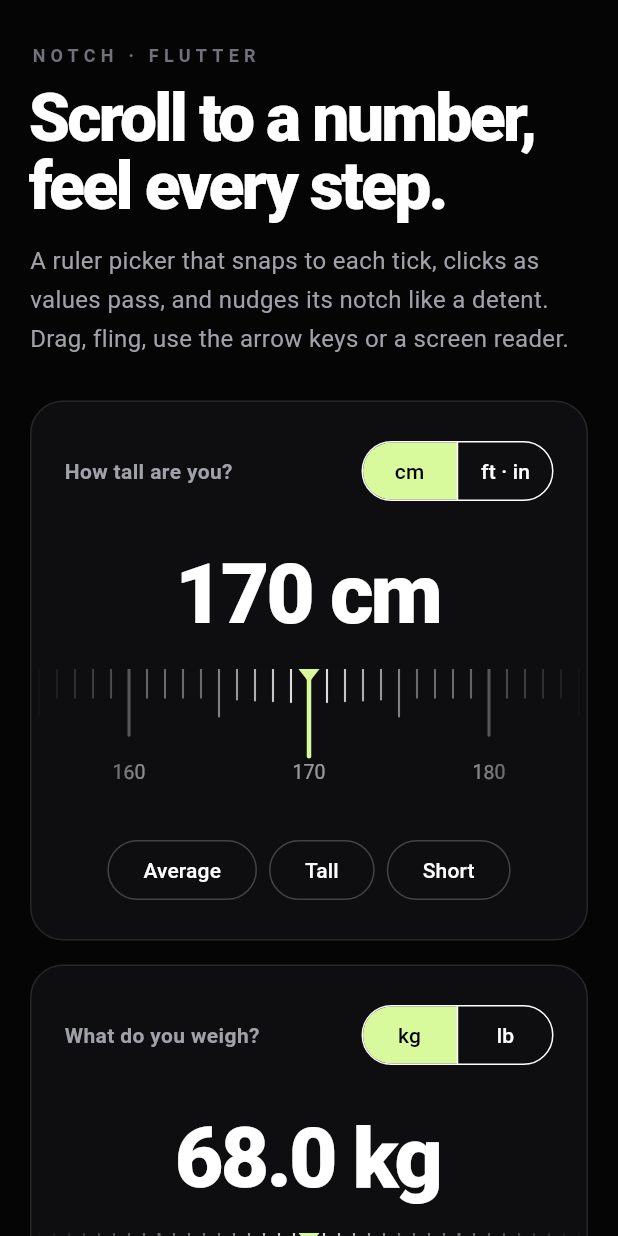
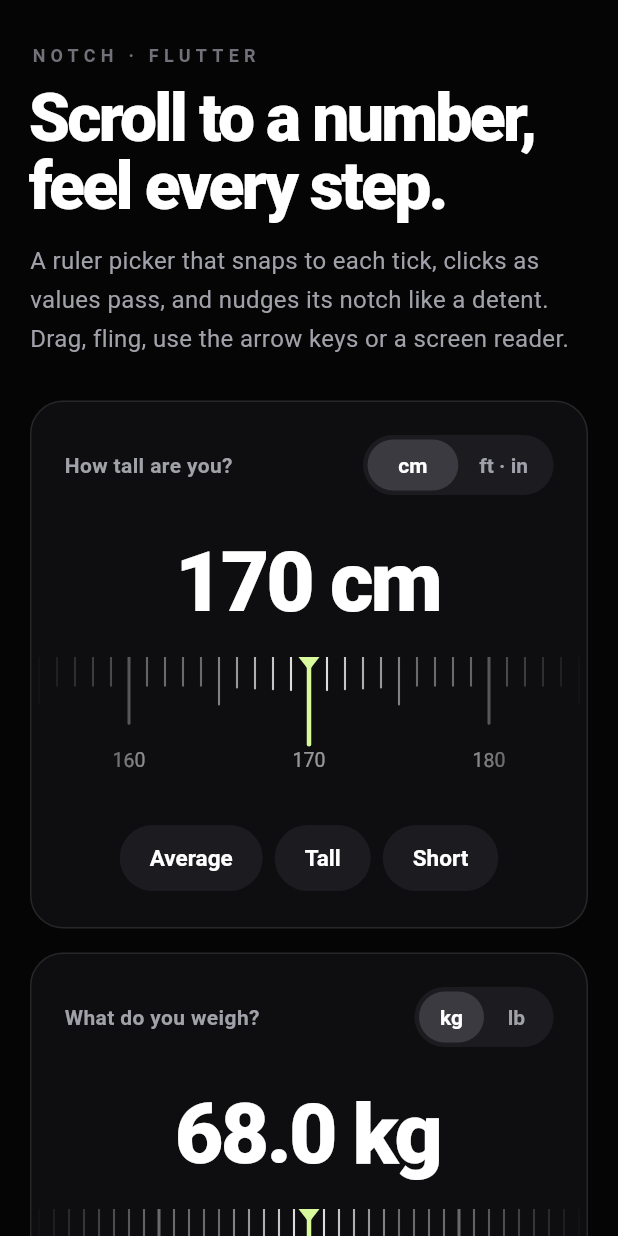
Before and after one commit to YagnikBarasiya23/notch_ruler_picker, a Flutter app: the screen it shows after launch, on a phone screen of 412 x 824 dp. Run offline on Flutter 3.47's test engine with Material 3 defaults, Android fonts, the phone set to English and light mode, and no system bars.

Commit message:
Restyle the demo: segmented control, pill buttons, edge-to-edge

```diff
--- /dev/null
+++ b/example/lib/controls.dart
@@ -0,0 +1,189 @@
+// Demo controls shared by every component demo: a segmented control with a
+// sliding thumb, pill buttons and colour swatches. Each demo keeps its own copy.
+import 'package:flutter/cupertino.dart';
+import 'package:flutter/material.dart';
+
+const kTrack = Color(0xFF1C1C20);
+const kThumb = Color(0xFF3A3A40);
+const kControlMuted = Color(0xFFA1A1AA);
+const _disabledBg = Color(0xFF26262A);
+const _disabledFg = Color(0xFF71717A);
+
+/// Slider and switch colours to match the controls below.
+ThemeData demoControlsTheme(ThemeData base) => base.copyWith(
+  sliderTheme: const SliderThemeData(
+    activeTrackColor: Colors.white,
+    inactiveTrackColor: kTrack,
+    thumbColor: Colors.white,
+    overlayColor: Color(0x14FFFFFF),
+    trackHeight: 4,
+  ),
+);
+
+/// An iOS-style segmented control. The thumb slides to the selected segment;
+/// with no selection it hides, which suits segments that are actions.
+class Segmented<T> extends StatelessWidget {
+  const Segmented({super.key, required this.segments, required this.selected, required this.onChanged, this.expand = false});
+
+  final Map<T, String> segments;
+  final T? selected;
+  final ValueChanged<T>? onChanged;
+
+  /// Fill the available width instead of sizing to the longest label.
+  final bool expand;
+
+  @override
+  Widget build(BuildContext context) {
+    final keys = segments.keys.toList();
+    final index = selected == null ? -1 : keys.indexOf(selected as T);
+    final enabled = onChanged != null;
+    final reduceMotion = MediaQuery.maybeDisableAnimationsOf(context) ?? false;
+    final x = keys.length < 2 ? 0.0 : -1 + 2 * (index < 0 ? 0 : index) / (keys.length - 1);
+
+    Widget control = Container(
+      height: 40,
+      padding: const EdgeInsets.all(3),
+      decoration: const ShapeDecoration(color: kTrack, shape: StadiumBorder()),
+      child: Stack(
+        children: [
+          AnimatedAlign(
+            alignment: Alignment(x, 0),
+            duration: reduceMotion ? Duration.zero : const Duration(milliseconds: 260),
+            curve: Curves.easeOutCubic,
+            child: FractionallySizedBox(
+              widthFactor: 1 / keys.length,
+              heightFactor: 1,
+              child: AnimatedOpacity(
+                opacity: index < 0 ? 0 : 1,
+                duration: const Duration(milliseconds: 160),
+                child: const DecoratedBox(decoration: ShapeDecoration(color: kThumb, shape: StadiumBorder())),
+              ),
+            ),
+          ),
+          Row(
+            children: [
+              for (final (i, key) in keys.indexed)
+                Expanded(
+                  child: Semantics(
+                    button: true,
+                    selected: i == index,
+                    enabled: enabled,
+                    child: GestureDetector(
+                      behavior: HitTestBehavior.opaque,
+                      onTap: enabled ? () => onChanged!(key) : null,
+                      child: Center(
+                        child: Padding(
+                          padding: const EdgeInsets.symmetric(horizontal: 14),
+                          child: AnimatedDefaultTextStyle(
+                            duration: const Duration(milliseconds: 160),
+                            style: TextStyle(
+                              fontSize: 14,
+                              fontWeight: FontWeight.w600,
+                              color: !enabled ? _disabledFg : (i == index ? Colors.white : kControlMuted),
+                            ),
+                            child: Text(segments[key]!, maxLines: 1),
+                          ),
+                        ),
+                      ),
+                    ),
+                  ),
+                ),
+            ],
+          ),
+        ],
+      ),
+    );
+    if (!expand) control = IntrinsicWidth(child: control);
+    return control;
+  }
+}
+
+/// A pill button: white when [primary], a dark glass pill otherwise.
+class PillButton extends StatelessWidget {
+  const PillButton({super.key, required this.label, required this.onPressed, this.primary = false, this.expand = false});
+
+  final String label;
+  final VoidCallback? onPressed;
+  final bool primary;
+  final bool expand;
+
+  @override
+  Widget build(BuildContext context) {
+    final button = FilledButton(
+      onPressed: onPressed,
+      style: FilledButton.styleFrom(
+        backgroundColor: primary ? Colors.white : kTrack,
+        foregroundColor: primary ? const Color(0xFF0B0B0D) : Colors.white,
+        disabledBackgroundColor: _disabledBg,
+        disabledForegroundColor: _disabledFg,
+        shape: const StadiumBorder(),
+        minimumSize: const Size(0, 44),
+        padding: const EdgeInsets.symmetric(horizontal: 20),
+        textStyle: const TextStyle(fontSize: 15, fontWeight: FontWeight.w600),
+      ),
+      child: Text(label),
+    );
+    return expand ? SizedBox(width: double.infinity, child: button) : button;
+  }
+}
+
+/// A row of colour dots. Each swatch is one colour or a two-colour blend.
+class Swatches extends StatelessWidget {
+  const Swatches({super.key, required this.swatches, required this.selected, required this.onChanged});
+
+  /// Name → one or two colours.
+  final Map<String, List<Color>> swatches;
+  final String selected;
+  final ValueChanged<String> onChanged;
+
+  @override
+  Widget build(BuildContext context) {
+    return Wrap(
+      spacing: 14,
+      alignment: WrapAlignment.center,
+      children: [
+        for (final MapEntry(key: name, value: colors) in swatches.entries)
+          Semantics(
+            button: true,
+            selected: name == selected,
+            label: name,
+            child: GestureDetector(
+              onTap: () => onChanged(name),
+              child: AnimatedContainer(
+                duration: const Duration(milliseconds: 160),
+                width: 30,
+                height: 30,
+                padding: const EdgeInsets.all(3),
+                decoration: BoxDecoration(
+                  shape: BoxShape.circle,
+                  border: Border.all(color: name == selected ? Colors.white : Colors.transparent, width: 2),
+                ),
+                child: DecoratedBox(
+                  decoration: BoxDecoration(
+                    shape: BoxShape.circle,
+                    gradient: LinearGradient(
+                      begin: Alignment.topLeft,
+                      end: Alignment.bottomRight,
+                      colors: colors.length == 1 ? [colors.first, colors.first] : colors,
+                    ),
+                  ),
+                ),
+              ),
+            ),
+          ),
+      ],
+    );
+  }
+}
+
+/// An iOS-style switch in the demo colours.
+class DemoSwitch extends StatelessWidget {
+  const DemoSwitch({super.key, required this.value, required this.onChanged});
+
+  final bool value;
+  final ValueChanged<bool> onChanged;
+
+  @override
+  Widget build(BuildContext context) =>
+      CupertinoSwitch(value: value, onChanged: onChanged, activeTrackColor: const Color(0xFF34C759), inactiveTrackColor: kThumb);
+}
--- a/example/lib/main.dart
+++ b/example/lib/main.dart
@@ -1,5 +1,7 @@
 import 'package:flutter/material.dart';
 import 'package:notch_ruler_picker/notch_ruler_picker.dart';
+
+import 'controls.dart';
 
 void main() => runApp(const NotchDemo());
 
@@ -20,12 +22,7 @@
       theme: ThemeData(
         brightness: Brightness.dark,
         scaffoldBackgroundColor: _bg,
-        colorScheme: const ColorScheme.dark(
-          primary: _accent,
-          surface: _panel,
-          secondaryContainer: _accent,
-          onSecondaryContainer: Colors.black,
-        ),
+        colorScheme: const ColorScheme.dark(primary: _accent, surface: _panel),
       ),
       home: const DemoPage(),
     );
@@ -47,7 +44,8 @@
 
   // Imperial height is picked in whole inches; metric in centimetres.
   double get _heightValue => _imperialHeight ? (_heightCm / 2.54).roundToDouble() : _heightCm;
-  double get _weightValue => _imperialWeight ? double.parse(RulerUnits.kgToLb(_weightKg).toStringAsFixed(0)) : _weightKg;
+  double get _weightValue =>
+      _imperialWeight ? double.parse(RulerUnits.kgToLb(_weightKg).toStringAsFixed(0)) : _weightKg;
 
   String get _heightText {
     if (!_imperialHeight) return '${_heightCm.round()} cm';
@@ -61,9 +59,10 @@
   Widget build(BuildContext context) {
     return Scaffold(
       body: SafeArea(
+        bottom: false,
         child: Center(
           child: SingleChildScrollView(
-            padding: const EdgeInsets.fromLTRB(20, 28, 20, 40),
+            padding: EdgeInsets.fromLTRB(20, 28, 20, 40 + MediaQuery.paddingOf(context).bottom),
             child: ConstrainedBox(
               constraints: const BoxConstraints(maxWidth: 720),
               child: Column(
@@ -71,7 +70,12 @@
                 children: [
                   const Text(
                     'NOTCH · FLUTTER',
-                    style: TextStyle(color: Color(0xFF71717A), letterSpacing: 3.5, fontSize: 12, fontWeight: FontWeight.w600),
+                    style: TextStyle(
+                      color: Color(0xFF71717A),
+                      letterSpacing: 3.5,
+                      fontSize: 12,
+                      fontWeight: FontWeight.w600,
+                    ),
                   ),
                   const SizedBox(height: 12),
                   const Text(
@@ -128,7 +132,8 @@
                       midEvery: 5,
                       labelBuilder: _imperialWeight ? null : (v) => v.round().toString(),
                       semanticLabel: 'Weight',
-                      semanticValueBuilder: (v) => _imperialWeight ? '${v.round()} pounds' : '${v.toStringAsFixed(1)} kilograms',
+                      semanticValueBuilder: (v) =>
+                          _imperialWeight ? '${v.round()} pounds' : '${v.toStringAsFixed(1)} kilograms',
                       onChanged: (v) => setState(() => _weightKg = _imperialWeight ? RulerUnits.lbToKg(v) : v),
                     ),
                     presets: [
@@ -138,9 +143,13 @@
                     ],
                   ),
                   const SizedBox(height: 24),
-                  const Text(
-                    'MIT © 2026 Yagnik Barasiya · github.com/YagnikBarasiya23/notch_ruler_picker',
-                    style: TextStyle(color: _muted, fontSize: 13),
+                  const SizedBox(
+                    width: double.infinity,
+                    child: Text(
+                      'MIT © 2026 Yagnik Barasiya · github.com/YagnikBarasiya23/notch_ruler_picker',
+                      style: TextStyle(color: _muted, fontSize: 13),
+                      textAlign: TextAlign.center,
+                    ),
                   ),
                 ],
               ),
@@ -192,15 +201,7 @@
                     style: const TextStyle(color: _muted, fontWeight: FontWeight.w600),
                   ),
                 ),
-                SegmentedButton<bool>(
-                  segments: [
-                    ButtonSegment(value: false, label: Text(units[0])),
-                    ButtonSegment(value: true, label: Text(units[1])),
-                  ],
-                  selected: {imperial},
-                  showSelectedIcon: false,
-                  onSelectionChanged: (s) => onUnits(s.first),
-                ),
+                Segmented<bool>(segments: {false: units[0], true: units[1]}, selected: imperial, onChanged: onUnits),
               ],
             ),
           ),
@@ -219,18 +220,9 @@
           const SizedBox(height: 14),
           Wrap(
             spacing: 8,
-            children: [
-              for (final (label, onTap) in presets)
-                OutlinedButton(
-                  onPressed: onTap,
-                  style: OutlinedButton.styleFrom(
-                    foregroundColor: Colors.white,
-                    side: const BorderSide(color: Color(0x38FFFFFF)),
-                    shape: const StadiumBorder(),
-                  ),
-                  child: Text(label),
-                ),
-            ],
+            runSpacing: 8,
+            alignment: WrapAlignment.center,
+            children: [for (final (label, onTap) in presets) PillButton(label: label, onPressed: onTap)],
           ),
         ],
       ),
```
